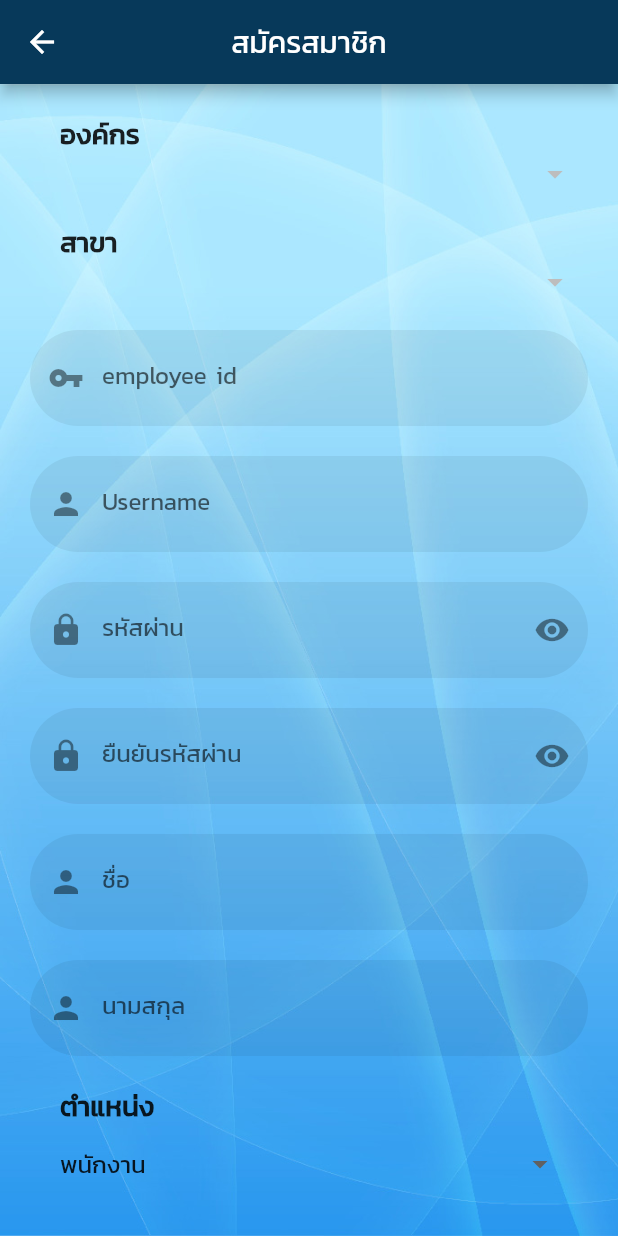
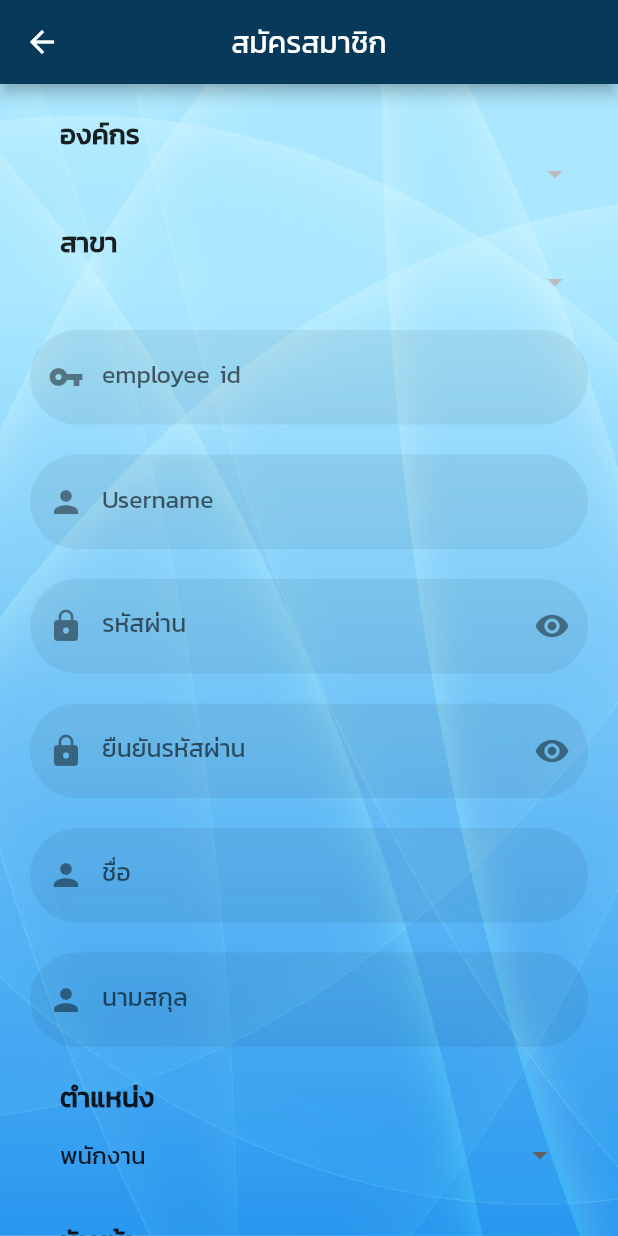
Before and after one commit to kypdev/workcheckin, a Flutter app: the screen it shows after launch, after a tap on "เข้าสู่ระบบ", after a tap on "สมัครสมาชิก", on a phone screen of 412 x 824 dp. Run offline on Flutter 3.47's test engine with Material 2 defaults, Android fonts, the phone set to English and light mode, and no system bars; our stand-ins replace font_awesome_flutter, geolocator, numberpicker, rflutter_alert, shared_preferences; missing offline and left inert: device_id, flutter_cupertino_date_picker; network calls fail.

Commit message:
change ui

```diff
--- a/lib/views/history_screen.dart
+++ b/lib/views/history_screen.dart
@@ -124,7 +124,10 @@
                   return Container();
                 } else {
                   return Container(
-                    padding: EdgeInsets.only(top: sizeVer * 1.2),
+                    padding: EdgeInsets.only(
+                      top: sizeVer * 1.2,
+                      bottom: sizeVer * 1.2,
+                    ),
                     height: MediaQuery.of(context).size.height,
                     child: ListView.builder(
                       itemCount: snapshot.data.length,
--- a/lib/views/register_screen.dart
+++ b/lib/views/register_screen.dart
@@ -457,6 +457,9 @@
                           Padding(
                             padding: const EdgeInsets.only(top: 20),
                             child: TextFormField(
+                              style: TextStyle(
+                                fontSize: scrSize.width * 0.037,
+                              ),
                               obscureText: false,
                               validator: (value) {
                                 if (value.isEmpty || value.length < 5) {
@@ -466,6 +469,12 @@
                               },
                               controller: usernameCtrl,
                               decoration: InputDecoration(
+                                labelStyle: TextStyle(
+                                  fontSize: scrSize.width * 0.04,
+                                ),
+                                errorStyle: TextStyle(
+                                  fontSize: scrSize.width * 0.03,
+                                ),
                                 prefixIcon: Icon(Icons.person),
                                 suffix: Padding(
                                   padding: const EdgeInsets.only(right: 20),
@@ -696,13 +705,23 @@
     sufficicon,
     visible,
   }) {
+    var scrSize = MediaQuery.of(context).size;
     return Padding(
       padding: const EdgeInsets.only(top: 20),
       child: TextFormField(
+        style: TextStyle(
+          fontSize: scrSize.width * 0.037,
+        ),
         obscureText: visible,
         validator: val,
         controller: ctrl,
         decoration: InputDecoration(
+          labelStyle: TextStyle(
+            fontSize: scrSize.width * 0.04,
+          ),
+          errorStyle: TextStyle(
+            fontSize: scrSize.width * 0.03,
+          ),
           labelText: labeltext,
           prefixIcon: prefixicon,
           fillColor: Colors.black12.withOpacity(0.059),
--- a/lib/views/signin_screen.dart
+++ b/lib/views/signin_screen.dart
@@ -329,9 +329,16 @@
                                                 : null,
                                             style: TextStyle(
                                               color: Colors.black45,
+                                              fontSize: scrSize.width * 0.037,
                                             ),
                                             controller: _username,
                                             decoration: InputDecoration(
+                                              labelStyle: TextStyle(
+                                                fontSize: scrSize.width * 0.04,
+                                              ),
+                                              errorStyle: TextStyle(
+                                                fontSize: scrSize.width * 0.03,
+                                              ),
                                               labelText: 'Username',
                                               enabledBorder: OutlineInputBorder(
                                                 borderSide: BorderSide(
@@ -378,9 +385,16 @@
                                                 : null,
                                             style: TextStyle(
                                               color: Colors.black45,
+                                              fontSize: scrSize.width * 0.037,
                                             ),
                                             controller: _password,
                                             decoration: InputDecoration(
+                                              labelStyle: TextStyle(
+                                                fontSize: scrSize.width * 0.04,
+                                              ),
+                                              errorStyle: TextStyle(
+                                                fontSize: scrSize.width * 0.03,
+                                              ),
                                               suffixIcon: IconButton(
                                                 onPressed: showPWD,
                                                 icon: securePWD
```
Also changed, not shown: lib/views/boss_screen.dart (+20 -7 lines).
